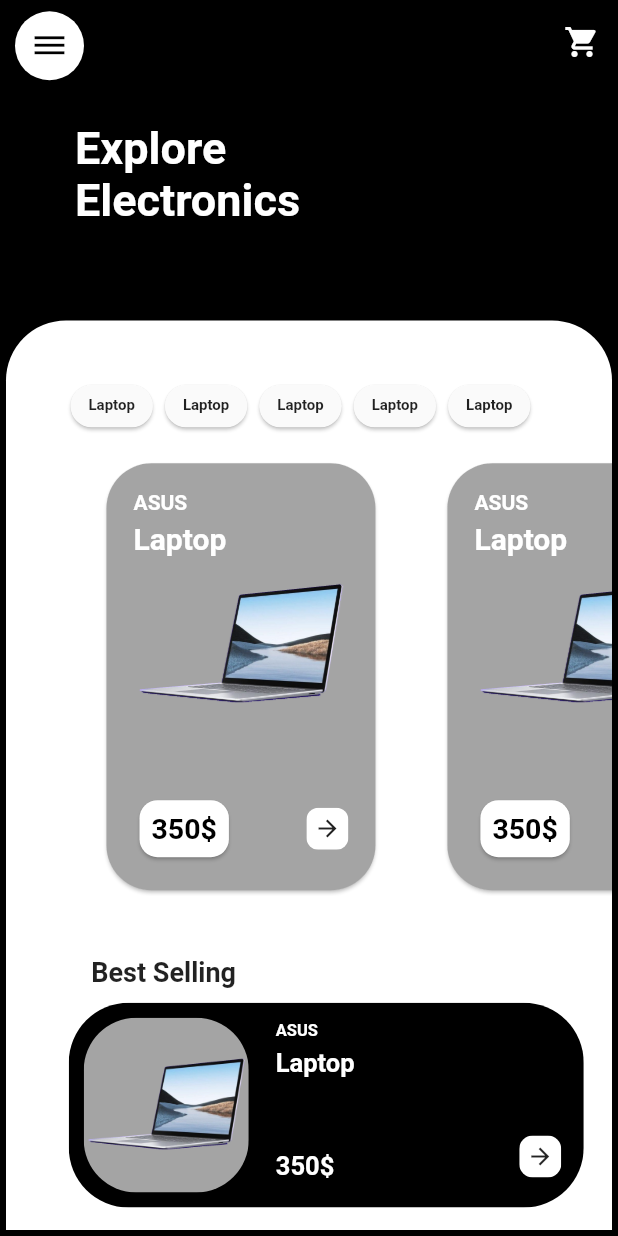
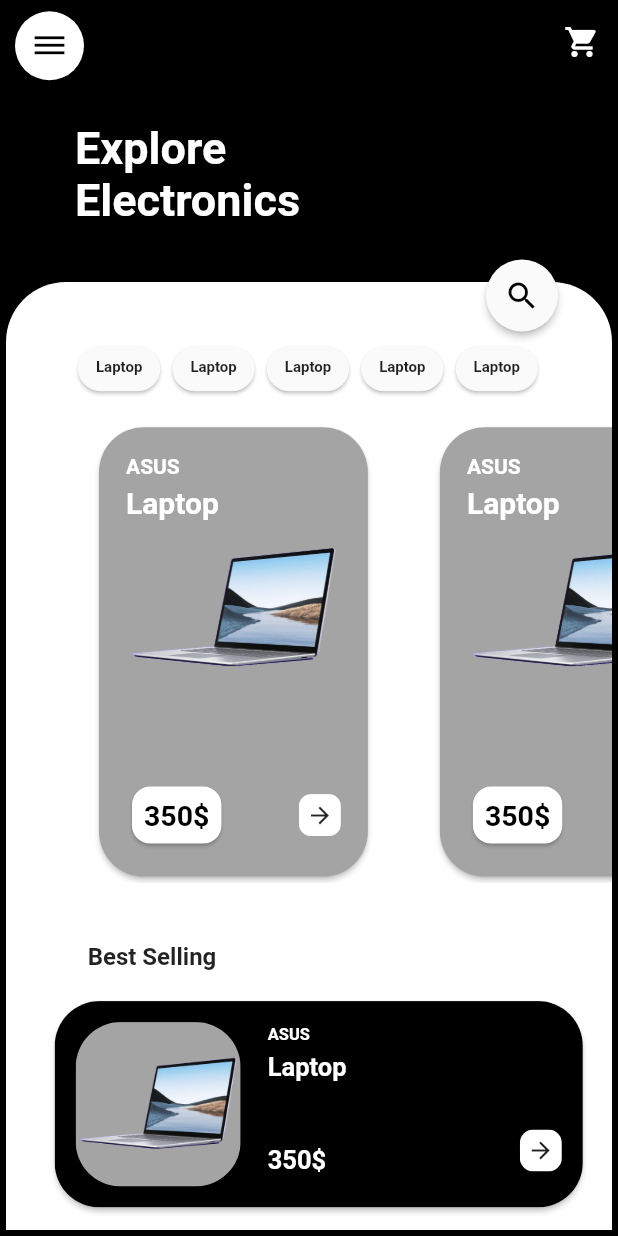
Before and after one commit to abderrahmen-belalem/electronic_shop, a Flutter app: the screen it shows after launch, on a phone screen of 412 x 824 dp. Run offline on Flutter 3.47's test engine with Material 2 defaults, Android fonts, the light colour scheme and no system bars.

Commit message:
updating app design

```diff
--- a/lib/choice_card.dart
+++ b/lib/choice_card.dart
@@ -16,14 +16,14 @@
       ),
       color: Colors.white,
       child: Padding(
-        padding: const EdgeInsets.fromLTRB(23, 40, 0, 15),
+        padding: const EdgeInsets.fromLTRB(13, 40, 0, 15),
         child: Column(
           crossAxisAlignment: CrossAxisAlignment.center,
           children: <Widget>[
             Expanded(
               flex: 1,
               child: Padding(
-                padding: const EdgeInsets.only(left: 20, top: 3),
+                padding: const EdgeInsets.only(left: 35, top: 3),
                 child: ListView.separated(
                     separatorBuilder: (context, index) {
                       return SizedBox(width: 8);
@@ -54,7 +54,7 @@
             Expanded(
               flex: 10,
               child: Padding(
-                padding: const EdgeInsets.fromLTRB(40, 20, 0, 0),
+                padding: const EdgeInsets.fromLTRB(45, 20, 0, 0),
                 child: ListView.separated(
                   separatorBuilder: (context, index){
                     return SizedBox(width: 40);
@@ -65,6 +65,7 @@
                     return Container(
                         width: MediaQuery.of(context).size.width/2.2,
                       child: Card(
+                        elevation: 1.5,
                         shape: RoundedRectangleBorder(
                           borderRadius: BorderRadius.circular(30)
                         ) ,
@@ -143,29 +144,32 @@
                 crossAxisAlignment: CrossAxisAlignment.start,
                 children: <Widget>[
                   Padding(
-                    padding: const EdgeInsets.only(left: 15, top: 20),
+                    padding: const EdgeInsets.only(left: 22, top: 20),
                     child: Text(
                         'Best Selling',
                       style: TextStyle(
-                        fontSize: 18,
+                        fontSize: 16,
                         fontWeight: FontWeight.w700
                       ),
                     ),
                   ),
-                  SizedBox(height: 10),
+                  SizedBox(height: 20),
                   Expanded(
+                    child: Material(
+                      borderRadius: BorderRadius.circular(30),
+                      elevation: 1.5,
                       child: ClipRRect(
-                      borderRadius: BorderRadius.circular(40),
+                        borderRadius: BorderRadius.circular(30),
                         child: Container(
-                        width: MediaQuery.of(context).size.width/1.2,
+                          width: MediaQuery.of(context).size.width/1.17,
                           color: Colors.black,
                           child: Padding(
-                          padding: const EdgeInsets.fromLTRB(10, 10, 15, 10),
+                            padding: const EdgeInsets.fromLTRB(14, 14, 14, 14),
                             child: Row(
                               crossAxisAlignment: CrossAxisAlignment.end,
                               children: <Widget>[
                             ClipRRect(
-                            borderRadius: BorderRadius.circular(35),
+                              borderRadius: BorderRadius.circular(30),
                               child: Container(
                                 width: 110,
                                 height: 130,
@@ -233,6 +237,7 @@
                           ),
                         ),
                       ),
+                    ),
                   )
                 ],
               ),
--- a/lib/home.dart
+++ b/lib/home.dart
@@ -26,7 +26,10 @@
           IconButton(icon: Icon(Icons.shopping_cart), onPressed: () {}),
         ],
       ),
-      body: Column(
+      body: Stack(
+        children: <Widget>[
+          Positioned.fill(
+            child: Column(
               crossAxisAlignment: CrossAxisAlignment.start,
               children: <Widget>[
                 Expanded(
@@ -38,15 +41,32 @@
                       style: TextStyle(
                           color: Colors.white,
                           fontSize: 30,
-                  fontWeight: FontWeight.w700
-                ),
+                          fontWeight: FontWeight.w700),
                     ),
                   ),
                 ),
                 Expanded(
-            flex: 4,
+                  flex: 5,
                   child: ChoiceCard(),
                 ),
+              ],
+            ),
+          ),
+          Positioned(
+            child: Material(
+              borderRadius: BorderRadius.circular(25),
+              elevation: 2,
+              child: Padding(
+                padding: const EdgeInsets.all(12.0),
+                child: Icon(
+                  Icons.search,
+                  color: Colors.black,
+                ),
+              ),
+            ),
+            top: 117,
+            right: 40,
+          )
         ],
       ),
     );
```
Lines whose indentation alone changed are shown as unchanged.
